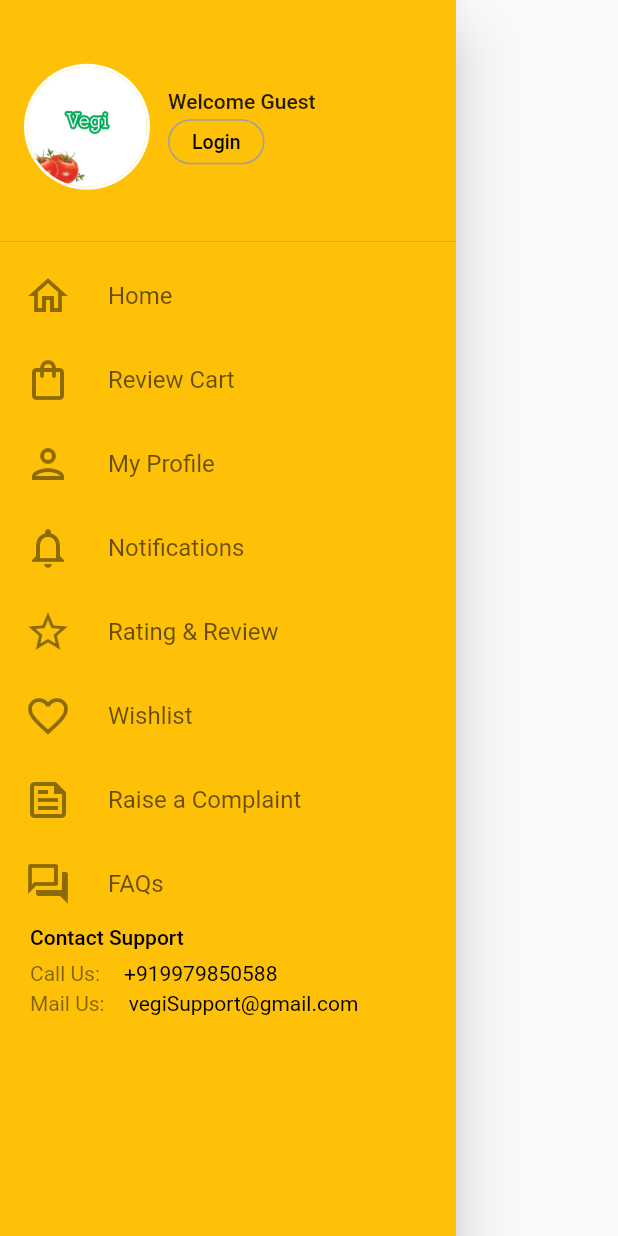
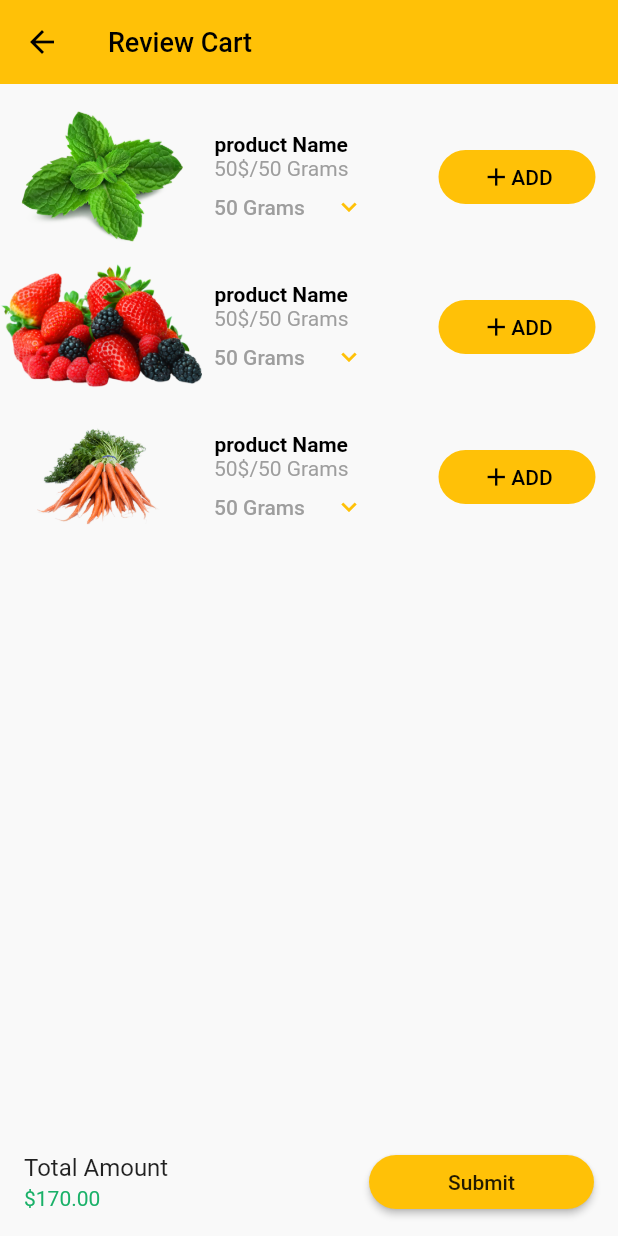
Before and after one commit to sangeeta2701/vegi, a Flutter app: the DrawerSide widget shown alone on an empty page, opened directly, after a tap on "Review Cart", on a phone screen of 412 x 824 dp. Run offline on Flutter 3.47's test engine with Material 2 defaults, Android fonts, the phone set to English and light mode, and no system bars; our stand-ins replace firebase_auth, firebase_core, flutter_signin_button, google_sign_in; accounts and stored records are empty.

Commit message:
Review Cart Screen

```diff
--- /dev/null
+++ b/lib/screens/Review Cart/review_cart_screen.dart
@@ -0,0 +1,45 @@
+import 'package:flutter/material.dart';
+import 'package:food_app/utils/colors.dart';
+import 'package:food_app/widgets/sizedBox.dart';
+
+import '../../widgets/single_item.dart';
+
+class ReviewCartScreen extends StatelessWidget {
+  const ReviewCartScreen({super.key});
+
+  @override
+  Widget build(BuildContext context) {
+    return Scaffold(
+      appBar: AppBar(
+        elevation: 0,
+        iconTheme: IconThemeData(color: bColor),
+        title: Text("Review Cart",style: TextStyle(
+          color: bColor,
+          fontSize: 18
+        ),),
+      ),
+      body: ListView(
+        children: [
+          height12,
+          SingleItem(img: "assets/images/img3.png",),
+          SingleItem(img: "assets/images/img7.png",),
+          SingleItem(img: "assets/images/img11.png",),
+        ],
+      ),
+      bottomNavigationBar: ListTile(
+        title: Text("Total Amount"),
+        subtitle: Text("\$170.00",style: TextStyle(color: greenColor.withOpacity(0.9)),),
+        trailing: Container(
+          width: 150,
+          child: MaterialButton(onPressed: (){},
+          color: themeColor,
+          shape: RoundedRectangleBorder(
+            borderRadius: BorderRadius.circular(30),
+
+          ),
+          child: Text("Submit"),),
+        ),
+      ),
+    );
+  }
+}
--- a/lib/screens/search/search_screen.dart
+++ b/lib/screens/search/search_screen.dart
@@ -1,5 +1,5 @@
 import 'package:flutter/material.dart';
-import 'package:food_app/screens/search/search_item.dart';
+import 'package:food_app/widgets/single_item.dart';
 import 'package:food_app/utils/colors.dart';
 import 'package:food_app/widgets/sizedBox.dart';
 
@@ -45,9 +45,9 @@ class SearchScreen extends StatelessWidget {
             ),
           ),
           height12,
-          SearchItem(img: "assets/images/img3.png",),
-          SearchItem(img: "assets/images/img7.png",),
-          SearchItem(img: "assets/images/img11.png",),
+          SingleItem(img: "assets/images/img3.png",),
+          SingleItem(img: "assets/images/img7.png",),
+          SingleItem(img: "assets/images/img11.png",),
         ],
       ),
     );
--- a/lib/widgets/drawer_side.dart
+++ b/lib/widgets/drawer_side.dart
@@ -1,6 +1,7 @@
 
 import 'package:flutter/material.dart';
 import 'package:food_app/screens/Profile/my_profile_screen.dart';
+import 'package:food_app/screens/Review%20Cart/review_cart_screen.dart';
 import 'package:food_app/widgets/sizedBox.dart';
 
 import '../utils/colors.dart';
@@ -61,7 +62,10 @@ class DrawerSide extends StatelessWidget {
           drawerItemList(
               icon: Icons.shopping_bag_outlined,
               title: "Review Cart",
-              ontap: () {}),
+              ontap: () {
+                Navigator.push(context, MaterialPageRoute(builder: (context)=>ReviewCartScreen(),),);
+
+              }),
           drawerItemList(
               icon: Icons.person_outlined,
               title: "My Profile",
--- a/lib/screens/search/search_item.dart
+++ b/lib/widgets/single_item.dart
@@ -2,8 +2,8 @@ import 'package:flutter/material.dart';
 import 'package:food_app/utils/colors.dart';
 import 'package:food_app/widgets/sizedBox.dart';
 
-class SearchItem extends StatelessWidget {
-  const SearchItem({super.key,required this.img});
+class SingleItem extends StatelessWidget {
+  const SingleItem({super.key,required this.img});
  final String img;
 
   @override
```
